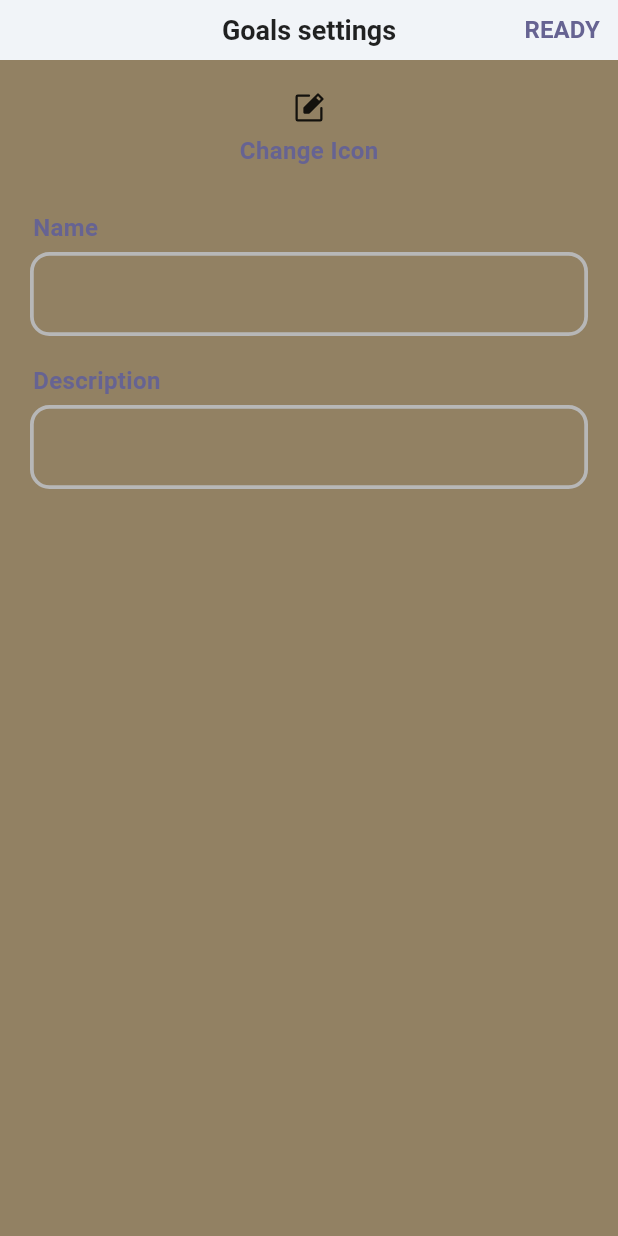
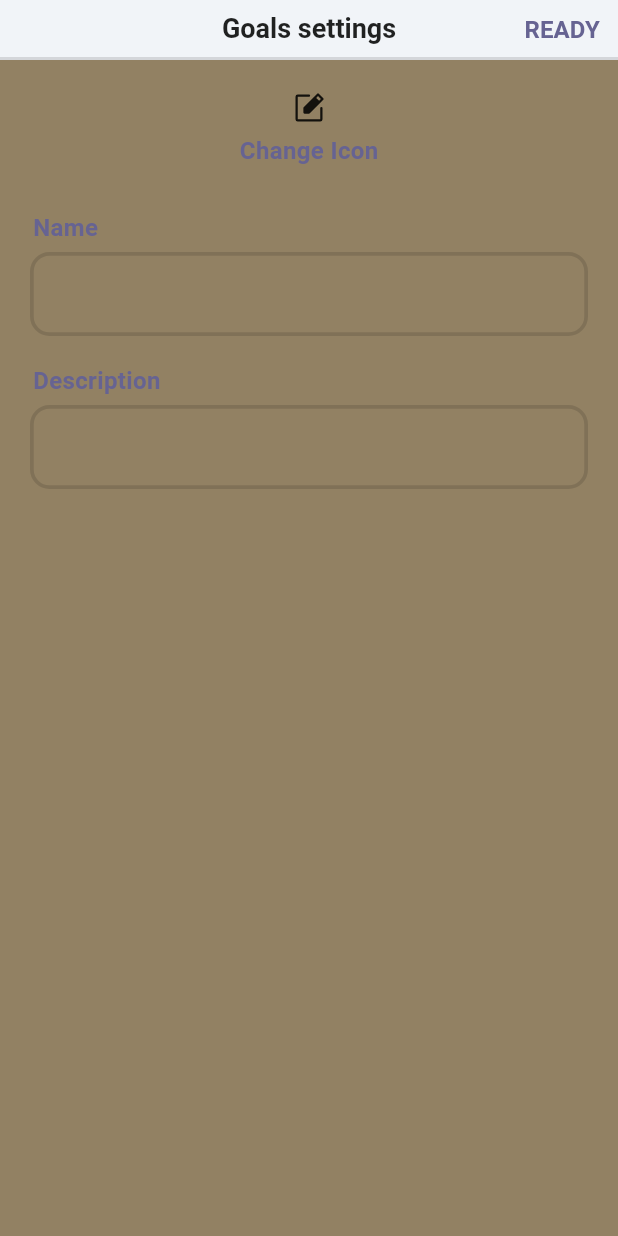
Before and after one commit to sankassio99/goals_tracker, a Flutter app: the MainGoalPageWidget screen opened directly, after a tap on an icon or button, on a phone screen of 412 x 824 dp. Run offline on Flutter 3.47's test engine with Material 2 defaults, Android fonts, the phone set to English and light mode, and no system bars; drawn by our look-alikes of percent_indicator; our stand-ins replace get, phosphor_flutter; Roboto replaces fonts that are missing (Poppins).

Commit message:
colors improvments

```diff
--- a/lib/main.dart
+++ b/lib/main.dart
@@ -52,7 +52,8 @@ ThemeData themeConfig() {
         background: Color(0xfff1f4f8),
         onBackground: Color.fromARGB(255, 183, 183, 183),
         surface: Color(0xFF928163),
-        onSurface: Color.fromARGB(255, 119, 0, 8)),
+        onSurface: Color.fromARGB(255, 119, 0, 8),
+        outline: Colors.black12),
 
     // Define the default font family.
     fontFamily: 'Poppins',
--- a/lib/presentation/components/form_field_widget.dart
+++ b/lib/presentation/components/form_field_widget.dart
@@ -30,7 +30,7 @@ class FormFieldWidget extends StatelessWidget {
           decoration: InputDecoration(
             focusedBorder: OutlineInputBorder(
               borderSide: BorderSide(
-                color: Theme.of(context).colorScheme.onSecondary,
+                color: Theme.of(context).colorScheme.outlineVariant,
                 width: 2.5,
               ),
               borderRadius: const BorderRadius.all(
@@ -39,7 +39,7 @@ class FormFieldWidget extends StatelessWidget {
             ),
             enabledBorder: OutlineInputBorder(
               borderSide: BorderSide(
-                color: Theme.of(context).colorScheme.onBackground,
+                color: Theme.of(context).colorScheme.outline,
                 width: 2.5,
               ),
               borderRadius: const BorderRadius.all(
@@ -50,7 +50,7 @@ class FormFieldWidget extends StatelessWidget {
           style: TextStyle(
             color: Theme.of(context).colorScheme.primary,
             fontSize: 16,
-            fontWeight: FontWeight.w800,
+            fontWeight: FontWeight.normal,
           ),
         ),
       ],
--- a/lib/presentation/components/my_app_bar.dart
+++ b/lib/presentation/components/my_app_bar.dart
@@ -30,6 +30,13 @@ class MyAppBar extends StatelessWidget implements PreferredSizeWidget {
       actions: actions,
       centerTitle: true,
       elevation: 0,
+      bottom: PreferredSize(
+        preferredSize: const Size.fromHeight(4.0),
+        child: Container(
+          color: Theme.of(context).colorScheme.outline,
+          height: 2.0,
+        ),
+      ),
     );
   }
 
```
